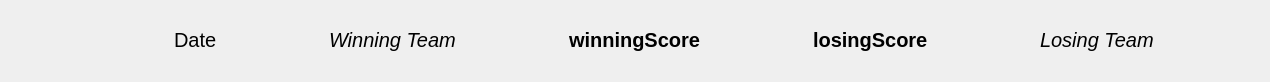
Qt form babyfut_master/ui/gamelist.ui (eharquin/babyfut) before a commit.
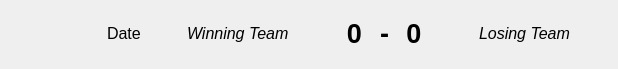
The same form after that commit.

```diff
--- a/babyfut_master/ui/gamelist.ui
+++ b/babyfut_master/ui/gamelist.ui
@@ -6,8 +6,8 @@
    <rect>
     <x>0</x>
     <y>0</y>
-    <width>1270</width>
-    <height>82</height>
+    <width>618</width>
+    <height>67</height>
    </rect>
   </property>
   <property name="windowTitle">
@@ -31,6 +31,12 @@
        <verstretch>0</verstretch>
       </sizepolicy>
      </property>
+     <property name="minimumSize">
+      <size>
+       <width>50</width>
+       <height>50</height>
+      </size>
+     </property>
      <property name="maximumSize">
       <size>
        <width>50</width>
@@ -56,7 +62,7 @@
     <widget class="QLabel" name="gameDate">
      <property name="font">
       <font>
-       <pointsize>15</pointsize>
+       <pointsize>12</pointsize>
       </font>
      </property>
      <property name="text">
@@ -81,7 +87,7 @@
     <widget class="QLabel" name="winningTeam">
      <property name="font">
       <font>
-       <pointsize>15</pointsize>
+       <pointsize>12</pointsize>
        <italic>true</italic>
       </font>
      </property>
@@ -104,10 +110,7 @@
     </spacer>
    </item>
    <item>
-    <layout class="QVBoxLayout" name="verticalLayout"/>
-   </item>
-   <item>
-    <widget class="QLabel" name="winningScore_2">
+    <widget class="QLabel" name="winningScore">
      <property name="sizePolicy">
       <sizepolicy hsizetype="Expanding" vsizetype="Expanding">
        <horstretch>0</horstretch>
@@ -116,28 +119,32 @@
      </property>
      <property name="font">
       <font>
-       <pointsize>15</pointsize>
+       <pointsize>20</pointsize>
        <weight>75</weight>
        <bold>true</bold>
       </font>
      </property>
      <property name="text">
-      <string>winningScore</string>
+      <string>0</string>
+     </property>
+     <property name="alignment">
+      <set>Qt::AlignCenter</set>
      </property>
     </widget>
    </item>
    <item>
-    <spacer name="horizontalSpacer_5">
-     <property name="orientation">
-      <enum>Qt::Horizontal</enum>
+    <widget class="QLabel" name="label">
+     <property name="font">
+      <font>
+       <pointsize>20</pointsize>
+       <weight>75</weight>
+       <bold>true</bold>
+      </font>
      </property>
-     <property name="sizeHint" stdset="0">
-      <size>
-       <width>40</width>
-       <height>20</height>
-      </size>
+     <property name="text">
+      <string>-</string>
      </property>
-    </spacer>
+    </widget>
    </item>
    <item>
     <widget class="QLabel" name="losingScore">
@@ -149,13 +156,16 @@
      </property>
      <property name="font">
       <font>
-       <pointsize>15</pointsize>
+       <pointsize>20</pointsize>
        <weight>75</weight>
        <bold>true</bold>
       </font>
      </property>
      <property name="text">
-      <string>losingScore</string>
+      <string>0</string>
+     </property>
+     <property name="alignment">
+      <set>Qt::AlignCenter</set>
      </property>
     </widget>
    </item>
@@ -176,7 +186,7 @@
     <widget class="QLabel" name="losingTeam">
      <property name="font">
       <font>
-       <pointsize>15</pointsize>
+       <pointsize>12</pointsize>
        <italic>true</italic>
       </font>
      </property>
```
